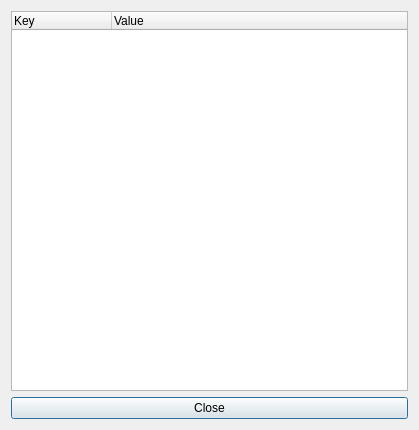
The window that QtDocker/ui/imageInfo.ui (sujiwo/QtDocker) describes before a commit, drawn with Qt 5.
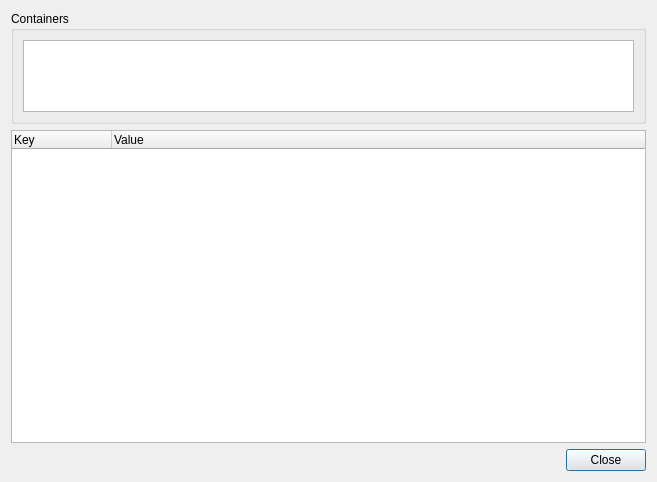
The same window after the commit.

Commit message: Bug in container-image relationship

```diff
--- a/QtDocker/ui/imageInfo.ui
+++ b/QtDocker/ui/imageInfo.ui
@@ -6,14 +6,42 @@
    <rect>
     <x>0</x>
     <y>0</y>
-    <width>419</width>
-    <height>430</height>
+    <width>657</width>
+    <height>482</height>
    </rect>
   </property>
   <property name="windowTitle">
    <string>Dialog</string>
   </property>
   <layout class="QVBoxLayout" name="verticalLayout">
+   <item>
+    <widget class="QGroupBox" name="groupBox">
+     <property name="sizePolicy">
+      <sizepolicy hsizetype="Preferred" vsizetype="Minimum">
+       <horstretch>0</horstretch>
+       <verstretch>0</verstretch>
+      </sizepolicy>
+     </property>
+     <property name="title">
+      <string>Containers</string>
+     </property>
+     <layout class="QVBoxLayout" name="verticalLayout_2">
+      <item>
+       <widget class="QListWidget" name="relContainerList">
+        <property name="sizePolicy">
+         <sizepolicy hsizetype="Expanding" vsizetype="Minimum">
+          <horstretch>0</horstretch>
+          <verstretch>0</verstretch>
+         </sizepolicy>
+        </property>
+        <property name="sizeAdjustPolicy">
+         <enum>QAbstractScrollArea::AdjustToContents</enum>
+        </property>
+       </widget>
+      </item>
+     </layout>
+    </widget>
+   </item>
    <item>
     <widget class="QTreeWidget" name="imageInfo">
      <column>
@@ -29,9 +57,9 @@
     </widget>
    </item>
    <item>
-    <widget class="QPushButton" name="closeBtn">
-     <property name="text">
-      <string>Close</string>
+    <widget class="QDialogButtonBox" name="buttonBox">
+     <property name="standardButtons">
+      <set>QDialogButtonBox::Close</set>
      </property>
     </widget>
    </item>
```
Left out of the diff: 12 changed lines with no effect on the pictures. The commit also changes 3 other files.
